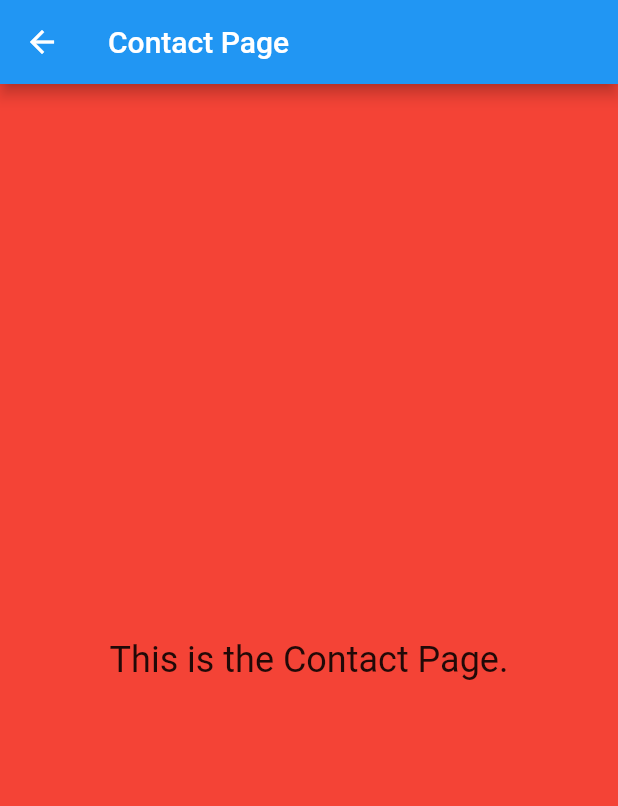
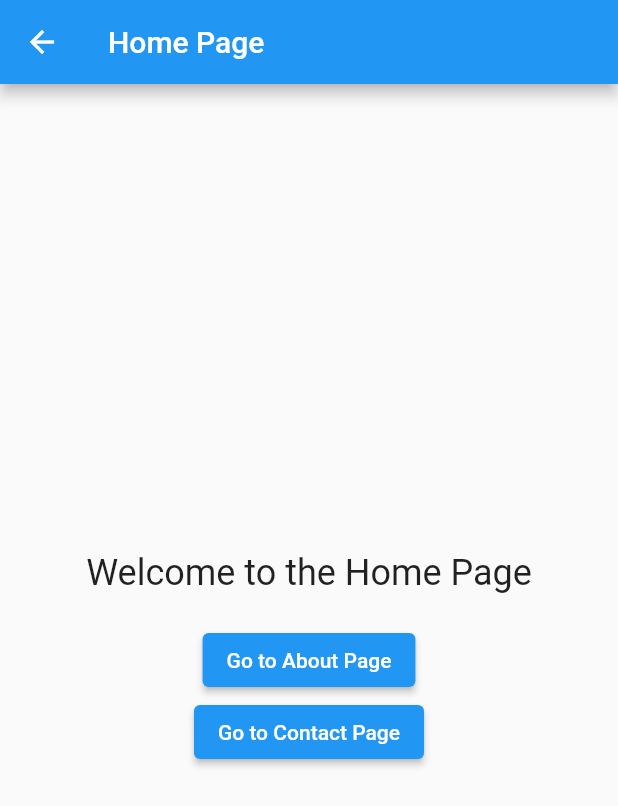
Before and after one commit to NikithaMaram/version_auto_update, a Flutter app: the screen it shows after launch, after a tap on "Go to Contact Page", on a phone screen of 412 x 824 dp. Shown: the top 806 px of the screen. Run offline on Flutter 3.47's test engine with Material 2 defaults, Android fonts, the phone set to English and light mode, and no system bars.

Commit message:
Minor changes 3.0

```diff
--- a/lib/main.dart
+++ b/lib/main.dart
@@ -12,12 +12,162 @@ class MyApp extends StatelessWidget {
       theme: ThemeData(
         primarySwatch: Colors.blue,
       ),
-      home: HomePage(),
+      home: HomePage1(),
     );
   }
 }
 
+class HomePage1 extends StatelessWidget {
+  @override
+  Widget build(BuildContext context) {
+    return Scaffold(
+      appBar: AppBar(
+        title: Text('Home Page'),
+      ),
+      body: Center(
+        child: Column(
+          mainAxisAlignment: MainAxisAlignment.center,
+          children: [
+            Text(
+              'Welcome to the Home Page',
+              style: TextStyle(fontSize: 24),
+            ),
+            SizedBox(height: 20),
+            ElevatedButton(
+              onPressed: () {
+                Navigator.push(context, MaterialPageRoute(builder: (context) => AboutPage()));
+              },
+              child: Text('Go to About Page'),
+            ),
+            ElevatedButton(
+              onPressed: () {
+                Navigator.push(context, MaterialPageRoute(builder: (context) => HomePage2()));
+              },
+              child: Text('Go to Contact Page'),
+            ),
+          ],
+        ),
+      ),
+    );
+  }
+}
+
+class AboutPage extends StatelessWidget {
+  @override
+  Widget build(BuildContext context) {
+    return Scaffold(
+      appBar: AppBar(
+        title: Text('About Page'),
+      ),
+      backgroundColor: Colors.blue,
+      body: Center(
+        child: Column(
+          children: [
+            Text(
+              'This is the About Page.',
+              style: TextStyle(fontSize: 24),
+            ),
+            ElevatedButton(
+              onPressed: () {
+                Navigator.push(context, MaterialPageRoute(builder: (context) => HomePage()));
+              },
+              child: Text('Go to About Page'),
+            ),
+          ],
+        ),
+      ),
+    );
+  }
+}
+
+class ContactPage extends StatelessWidget {
+  @override
+  Widget build(BuildContext context) {
+    return Scaffold(
+      appBar: AppBar(
+        title: Text('Contact Page'),
+      ),
+      backgroundColor: Colors.red,
+      body: Center(
+        child: Text(
+          'This is the Contact Page.',
+          style: TextStyle(fontSize: 24),
+        ),
+      ),
+    );
+  }
+}
 class HomePage extends StatelessWidget {
+  @override
+  Widget build(BuildContext context) {
+    return Scaffold(
+      appBar: AppBar(
+        title: Text('Home Page'),
+      ),
+      body: Center(
+        child: Column(
+          mainAxisAlignment: MainAxisAlignment.center,
+          children: [
+            Text(
+              'Welcome to the Home Page',
+              style: TextStyle(fontSize: 24),
+            ),
+            SizedBox(height: 20),
+            ElevatedButton(
+              onPressed: () {
+                Navigator.push(context, MaterialPageRoute(builder: (context) => HomePage1()));
+              },
+              child: Text('Go to About Page'),
+            ),
+            ElevatedButton(
+              onPressed: () {
+                Navigator.push(context, MaterialPageRoute(builder: (context) => ContactPage()));
+              },
+              child: Text('Go to Contact Page'),
+            ),
+          ],
+        ),
+      ),
+    );
+  }
+}
+
+class HomePage2 extends StatelessWidget {
+  @override
+  Widget build(BuildContext context) {
+    return Scaffold(
+      appBar: AppBar(
+        title: Text('Home Page'),
+      ),
+      body: Center(
+        child: Column(
+          mainAxisAlignment: MainAxisAlignment.center,
+          children: [
+            Text(
+              'Welcome to the Home Page',
+              style: TextStyle(fontSize: 24),
+            ),
+            SizedBox(height: 20),
+            ElevatedButton(
+              onPressed: () {
+                Navigator.push(context, MaterialPageRoute(builder: (context) => AboutPage()));
+              },
+              child: Text('Go to About Page'),
+            ),
+            ElevatedButton(
+              onPressed: () {
+                Navigator.push(context, MaterialPageRoute(builder: (context) => HomePage3()));
+              },
+              child: Text('Go to Contact Page'),
+            ),
+          ],
+        ),
+      ),
+    );
+  }
+}
+
+class HomePage3 extends StatelessWidget {
   @override
   Widget build(BuildContext context) {
     return Scaffold(
@@ -51,39 +201,3 @@ class HomePage extends StatelessWidget {
     );
   }
 }
-
-class AboutPage extends StatelessWidget {
-  @override
-  Widget build(BuildContext context) {
-    return Scaffold(
-      appBar: AppBar(
-        title: Text('About Page'),
-      ),
-      backgroundColor: Colors.blue,
-      body: Center(
-        child: Text(
-          'This is the About Page.',
-          style: TextStyle(fontSize: 24),
-        ),
-      ),
-    );
-  }
-}
-
-class ContactPage extends StatelessWidget {
-  @override
-  Widget build(BuildContext context) {
-    return Scaffold(
-      appBar: AppBar(
-        title: Text('Contact Page'),
-      ),
-      backgroundColor: Colors.red,
-      body: Center(
-        child: Text(
-          'This is the Contact Page.',
-          style: TextStyle(fontSize: 24),
-        ),
-      ),
-    );
-  }
-}
```
